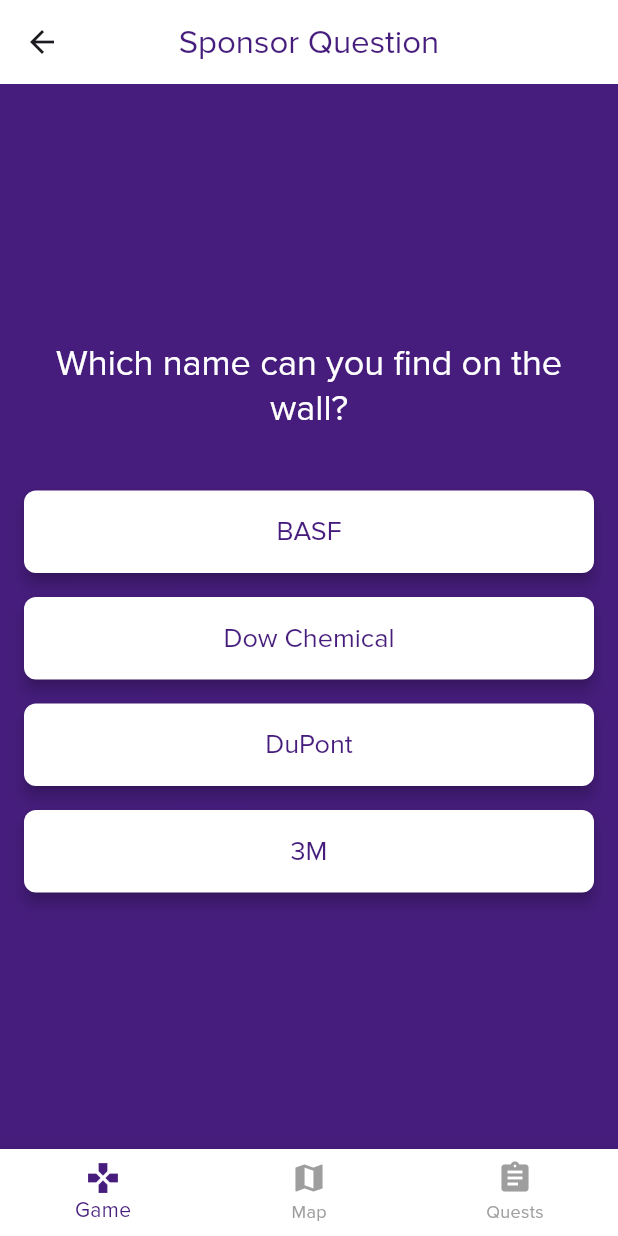
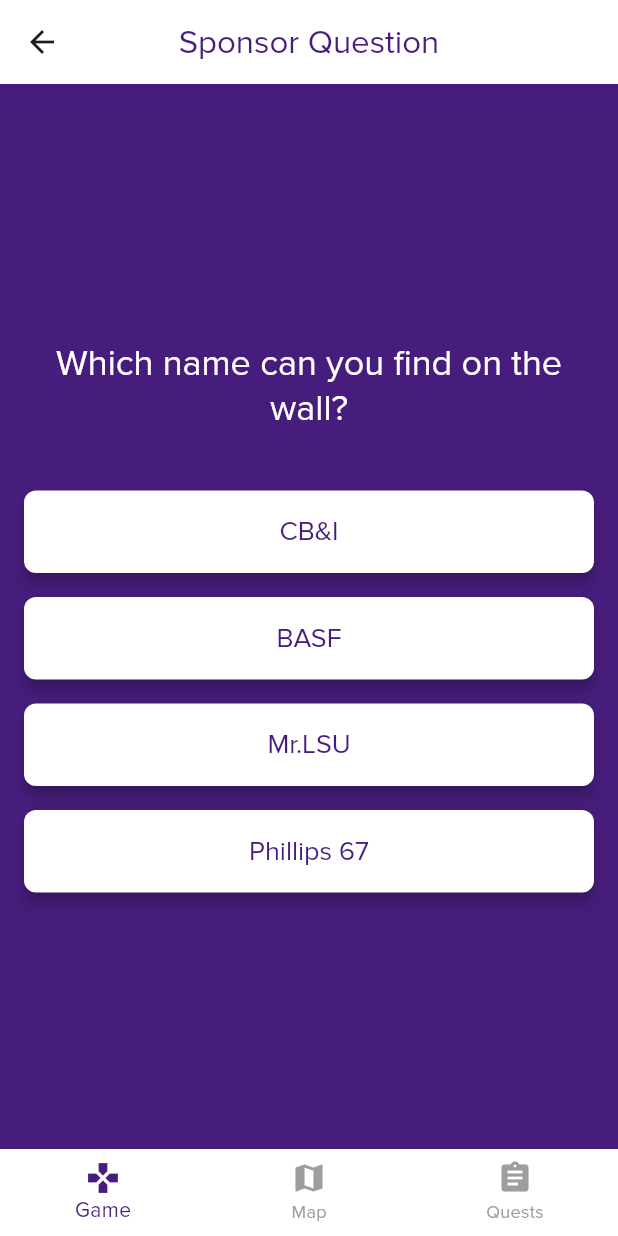
Before and after one commit to AaronAucoin/scavenger_hunt_new, a Flutter app: the SponsorQuestionScreen screen opened directly, on a phone screen of 412 x 824 dp. Run offline on Flutter 3.47's test engine with Material 3 defaults, Android fonts, the phone set to English and light mode, and no system bars.

Commit message:
made some tweaks

```diff
--- a/lib/sponsor_question_screen.dart
+++ b/lib/sponsor_question_screen.dart
@@ -38,7 +38,7 @@
   }
 
   void _checkAnswer(String answer) {
-    if (answer == 'BASF') {
+    if (answer == 'CB&I') {
       setState(() {
         _isCorrect = true;
         _globalState.donor = true;
@@ -77,13 +77,13 @@
             ),
             const SizedBox(height: 40),
             if (!_isCorrect) ...[
+              _buildAnswerButton('CB&I'),
+              const SizedBox(height: 16),
               _buildAnswerButton('BASF'),
               const SizedBox(height: 16),
-              _buildAnswerButton('Dow Chemical'),
+              _buildAnswerButton('Mr.LSU'),
               const SizedBox(height: 16),
-              _buildAnswerButton('DuPont'),
-              const SizedBox(height: 16),
-              _buildAnswerButton('3M'),
+              _buildAnswerButton('Phillips 67'),
             ],
             if (_isCorrect) ...[
               const Center(
```
Also changed, not shown: lib/comp_lab_hall_screen.dart (+0 -24 lines).
